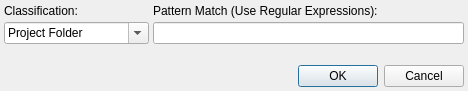
The window that plugins/includes/dialogClassification.ui (kestermckinney/ProjectNotes) describes before a commit, drawn with Qt 5.
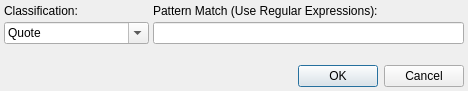
The same window after the commit.

```diff
--- a/plugins/includes/dialogClassification.ui
+++ b/plugins/includes/dialogClassification.ui
@@ -57,11 +57,6 @@
          <property name="editable">
           <bool>true</bool>
          </property>
-         <item>
-          <property name="text">
-           <string>Project Folder</string>
-          </property>
-         </item>
          <item>
           <property name="text">
            <string>Quote</string>
```
